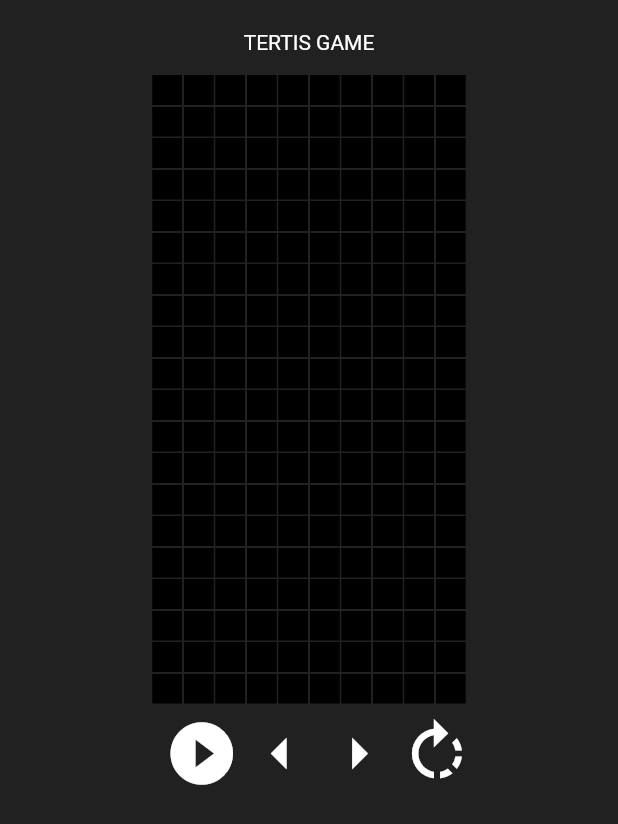
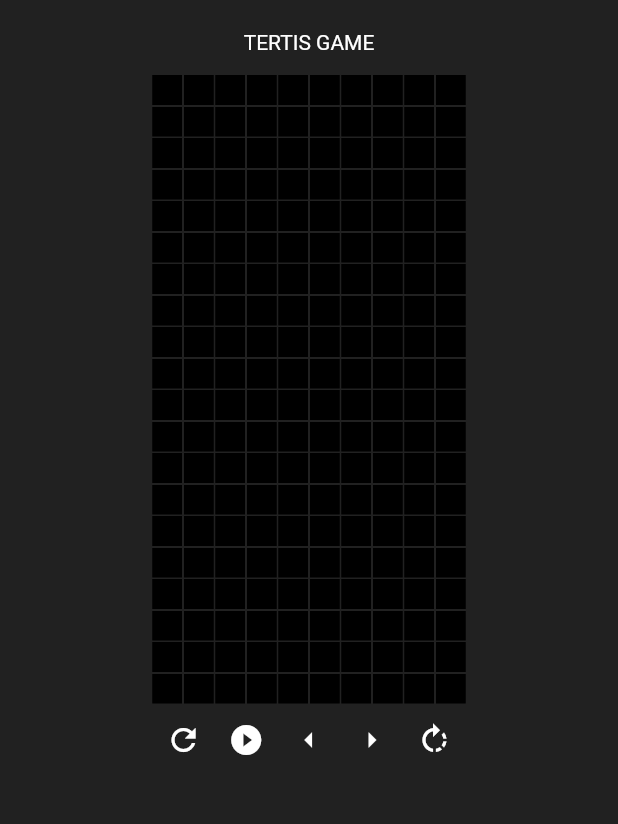
Before and after one commit to wayne90040/Flutter-TETRIS, a Flutter app: the screen it shows after launch, on a phone screen of 412 x 824 dp. Shown: the top 824 px of the screen. Run offline on Flutter 3.47's test engine with Material 2 defaults, Android fonts, the phone set to English and light mode, and no system bars; missing offline and left inert: soundpool.

Commit message:
🚸 tune code & add `sound` in controller

```diff
--- a/lib/screens/game_control.dart
+++ b/lib/screens/game_control.dart
@@ -5,12 +5,14 @@ import 'package:flutter_tertis/controller/game_controller_roatate.dart';
 import 'package:provider/provider.dart';
 
 class GameControl extends StatelessWidget {
+
   const GameControl({
     Key? key
   }) : super(key: key);
 
   @override
   Widget build(BuildContext context) {
+
 
     return Consumer<GameController>(
       builder: (context, controller, _) =>
@@ -19,9 +21,19 @@ class GameControl extends StatelessWidget {
             Expanded(
               child: IconButton(
                 onPressed: () {
-                    controller.startGame();
+                  controller.clean();
                 },
-                  icon: const Icon(Icons.play_circle_fill, size: 50, color: Colors.white)
+                icon: const Icon(Icons.refresh_sharp, color: Colors.white)
+              )
+            ),
+            Expanded(
+              child: IconButton(
+                onPressed: () {
+                  controller.play();
+                },
+                icon: Icon(
+                    controller.isPlay ? Icons.stop : Icons.play_circle_fill,
+                    color: Colors.white)
               ),
             ),
             Expanded(
@@ -29,7 +41,7 @@ class GameControl extends StatelessWidget {
                 onPressed: () {
                   controller.moveLeft();
                 },
-                    icon: const Icon(Icons.arrow_left, size: 50, color: Colors.white)
+                icon: const Icon(Icons.arrow_left, color: Colors.white)
               )
             ),
             Expanded(
@@ -37,7 +49,7 @@ class GameControl extends StatelessWidget {
                 onPressed: () {
                   controller.moveRight();
                 },
-                  icon: const Icon(Icons.arrow_right, size: 50, color: Colors.white)
+                icon: const Icon(Icons.arrow_right, color: Colors.white)
               ),
             ),
             Expanded(
@@ -45,7 +57,7 @@ class GameControl extends StatelessWidget {
                 onPressed: () {
                   controller.rotatePiece();
                 },
-                    icon: const Icon(Icons.rotate_right, size: 50, color: Colors.white)
+                icon: const Icon(Icons.rotate_right, color: Colors.white)
               )
             ),
           ]
```
Also changed, not shown: lib/controller/game_controller.dart (+112 -19 lines). Lines whose indentation alone changed are shown as unchanged.
